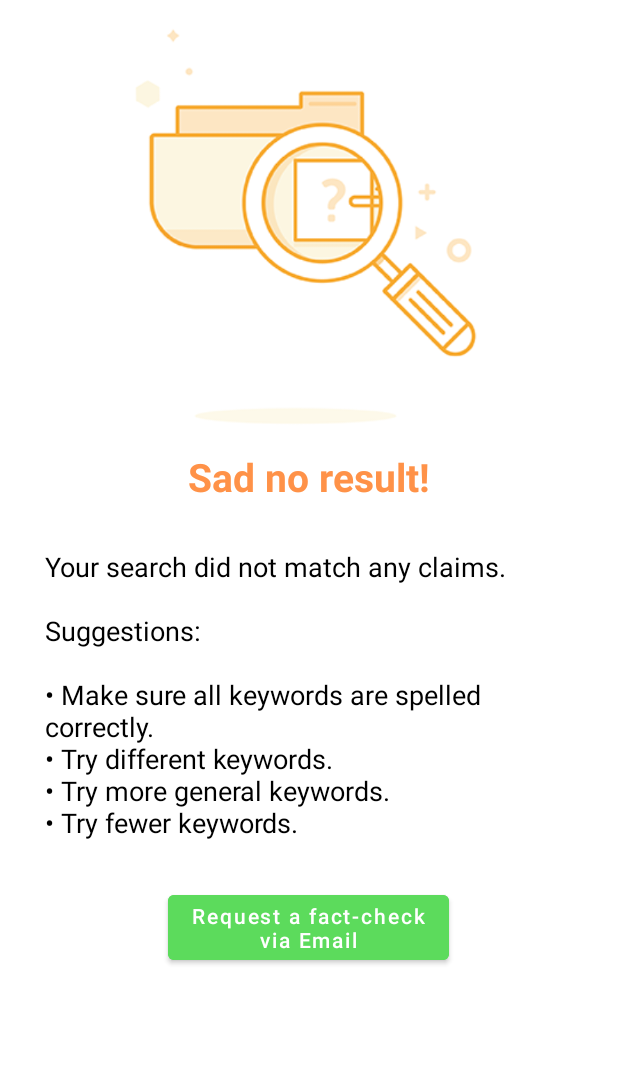
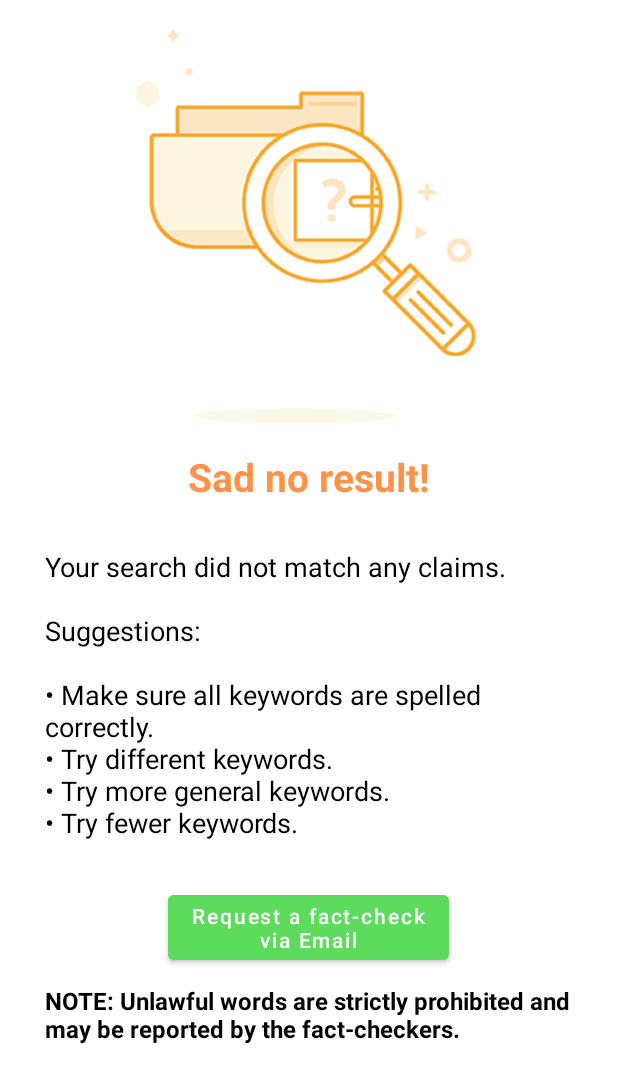
Before and after one commit to Deadman407/Fact-O-Pedia, an Android app: the layout activity_factcheck_request.xml on its own in the app's theme, with its tools: preview values and no code run, on a phone screen of 412 x 824 dp. Shown: the top 1082 px of the screen. Run offline under Robolectric (Android 15) with nearby library versions, the light colour scheme and no system bars.

Commit message:
Finalized Fact-O-Pedia 1.0

```diff
--- a/app/src/main/res/layout/activity_factcheck_request.xml
+++ b/app/src/main/res/layout/activity_factcheck_request.xml
@@ -45,12 +45,23 @@
                 android:id="@+id/sendEmail"
                 android:layout_width="wrap_content"
                 android:layout_height="wrap_content"
-                android:layout_marginBottom="20dp"
                 android:layout_gravity="center_horizontal"
                 android:backgroundTint="@color/btncolor"
                 android:text="Request a fact-check\nvia Email"
                 android:textAllCaps="false" />
 
+            <TextView
+                android:id="@+id/text4"
+                android:layout_width="wrap_content"
+                android:layout_height="wrap_content"
+                android:layout_marginTop="10dp"
+                android:layout_marginLeft="30dp"
+                android:layout_marginRight="30dp"
+                android:text="NOTE: Unlawful words are strictly prohibited and may be reported by the fact-checkers."
+                android:textColor="@color/black"
+                android:textSize="16sp"
+                android:textStyle="bold"/>
+
         </LinearLayout>
     </ScrollView>
 </androidx.constraintlayout.widget.ConstraintLayout>
```
